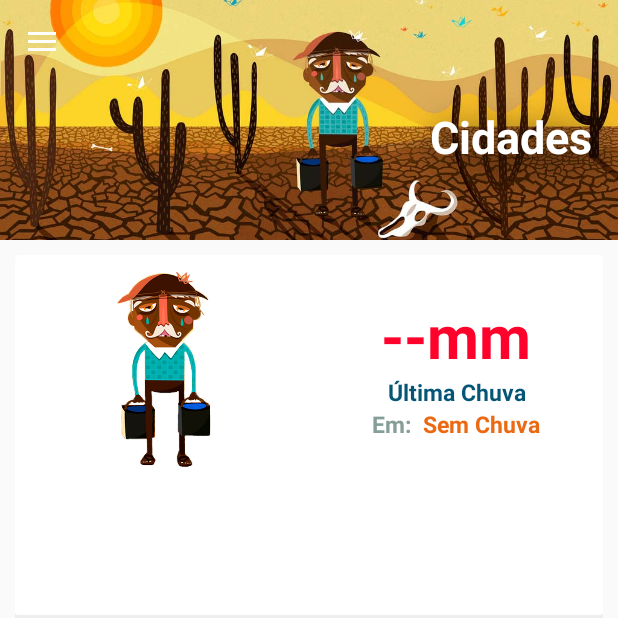
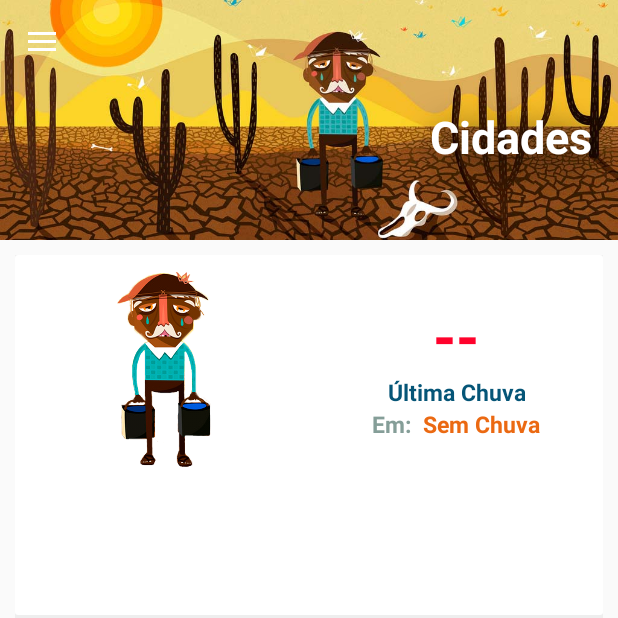
Before and after one commit to umbucaja/moringa-android, an Android app: the fragment ChuvasEstacaoFragment placed in its activity, on a phone screen of 412 x 824 dp, the top half of it. Run offline under Robolectric (Android 15) with nearby library versions, the phone set to English and light mode, and no system bars; libraries missing offline, so code that uses them is left out: com.github.mikephil.charting; pictures from the network do not load.

Commit message:
modificacoes nos layouts de chuva

```diff
--- a/app/src/main/java/umbucaja/moringa/adapter/ChuvasMedicaoArrayAdapter.java
+++ b/app/src/main/java/umbucaja/moringa/adapter/ChuvasMedicaoArrayAdapter.java
@@ -40,8 +40,10 @@ public class ChuvasMedicaoArrayAdapter extends ArrayAdapter {
             LayoutInflater inflater = ((Activity) context).getLayoutInflater();
             element = inflater.inflate(resourceId, parent, false);
             holder = new ViewHolder(element);
-            holder.tvValue.setText(measurements.get(position).getValue()+"");
-            holder.tvUnit.setText(measurements.get(position).getUnit());
+            String value = measurements.get(position).getValue()+"";
+            holder.tvValue.setText(value.replace(".", ","));
+            //TODO: unit no banco de dados precisa ser preenchido corretamente
+            //holder.tvUnit.setText(measurements.get(position).getUnit());
             String dayOfWeek = new SimpleDateFormat("EE", new Locale("pt", "BR")).format(measurements.get(position).getDate());
             holder.tvDayOfWeek.setText(dayOfWeek);
             String date = new SimpleDateFormat("dd/MM", new Locale("pt", "BR")).format(measurements.get(position).getDate());
--- a/app/src/main/java/umbucaja/moringa/adapter/ChuvasRecyclerAdapter.java
+++ b/app/src/main/java/umbucaja/moringa/adapter/ChuvasRecyclerAdapter.java
@@ -58,7 +58,7 @@ public class ChuvasRecyclerAdapter extends RecyclerView.Adapter<ChuvasRecyclerAd
             //TODO: modificar para usar UNIT
             String unit = lastMeasurement.getUnit();
 
-            holder.tvMilimetragem.setText(String.format("%.1f%s",value,"mm"));
+            holder.tvMilimetragem.setText(String.format("%.1f%s",value,"mm").replace(".", ","));
             holder.tvData.setText(date);
 
 
--- a/app/src/main/java/umbucaja/moringa/service/Server.java
+++ b/app/src/main/java/umbucaja/moringa/service/Server.java
@@ -242,7 +242,8 @@ public class Server {
                     iv.setImageResource(R.drawable.toro);
                 tvValue.setTextSize(40);
                 tvValue.setTextColor(rootView.getResources().getColor(R.color.red_percentage));
-                tvValue.setText(lastMeasurement.getValue()+"mm");
+                String value = lastMeasurement.getValue()+"mm";
+                tvValue.setText(value.replace(".", ","));
 
                 String date = new SimpleDateFormat("dd/MM/yyyy").format(lastMeasurement.getDate());
                 tvDate.setText(date);
--- a/app/src/main/res/layout/cardview_chuvas.xml
+++ b/app/src/main/res/layout/cardview_chuvas.xml
@@ -41,7 +41,7 @@
                     android:layout_width="wrap_content"
                     android:layout_height="wrap_content"
                     android:id="@+id/tv_chuvas_milimetragem"
-                    android:text="--mm"
+                    android:text="--"
                     android:textSize="40dp"
                     android:textStyle="bold"
                     android:gravity="center"
--- a/app/src/main/res/layout/fragment_chuvas_estacao.xml
+++ b/app/src/main/res/layout/fragment_chuvas_estacao.xml
@@ -48,7 +48,7 @@
                         android:layout_width="wrap_content"
                         android:layout_height="wrap_content"
                         android:id="@+id/tv_chuvas_milimetragem"
-                        android:text="--mm"
+                        android:text="--"
                         android:textSize="40dp"
                         android:textStyle="bold"
                         android:gravity="center"
```
